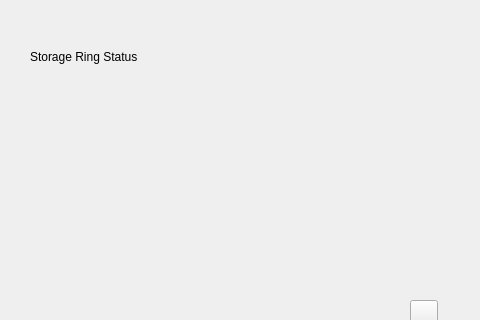
This is firefly/main.ui in spc-group/haven as Qt 5 draws it before an edit; both pictures show x 0 to 480 and y 0 to 320 of the 621 by 533 pixel window. The edited form follows.
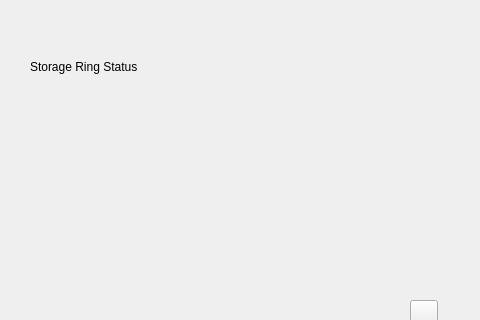
This is the edited form. Custom widgets are drawn as their Qt base class.

Commit message:
Menu customization is now done by the FireflyMainWindow() class.
Means we don't need to worry about https://github.com/slaclab/pydm/pull/929

Patch:
```diff
--- a/firefly/main.ui
+++ b/firefly/main.ui
@@ -19,13 +19,16 @@
      <x>30</x>
      <y>30</y>
      <width>160</width>
-     <height>80</height>
+     <height>111</height>
     </rect>
    </property>
    <layout class="QVBoxLayout" name="verticalLayout">
     <property name="sizeConstraint">
      <enum>QLayout::SetDefaultConstraint</enum>
     </property>
+    <property name="bottomMargin">
+     <number>0</number>
+    </property>
     <item>
      <widget class="QLabel" name="label">
       <property name="sizePolicy">
```
Left out of the diff: 2 changed lines with no effect on the pictures. The commit also changes 1 other file.
